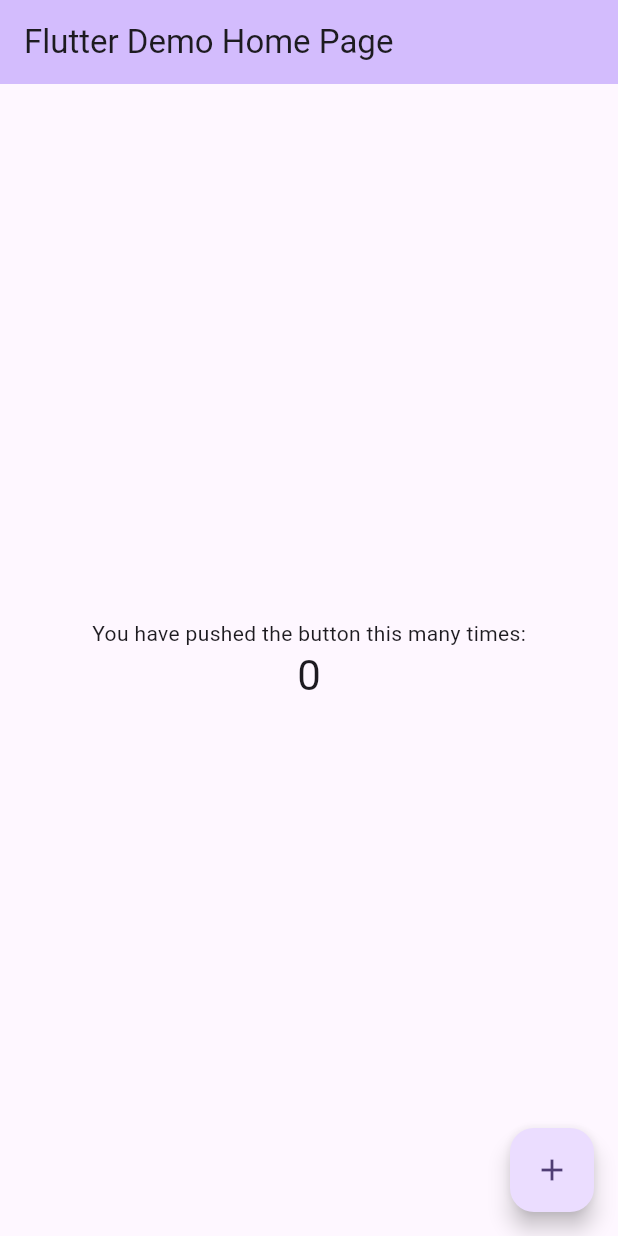
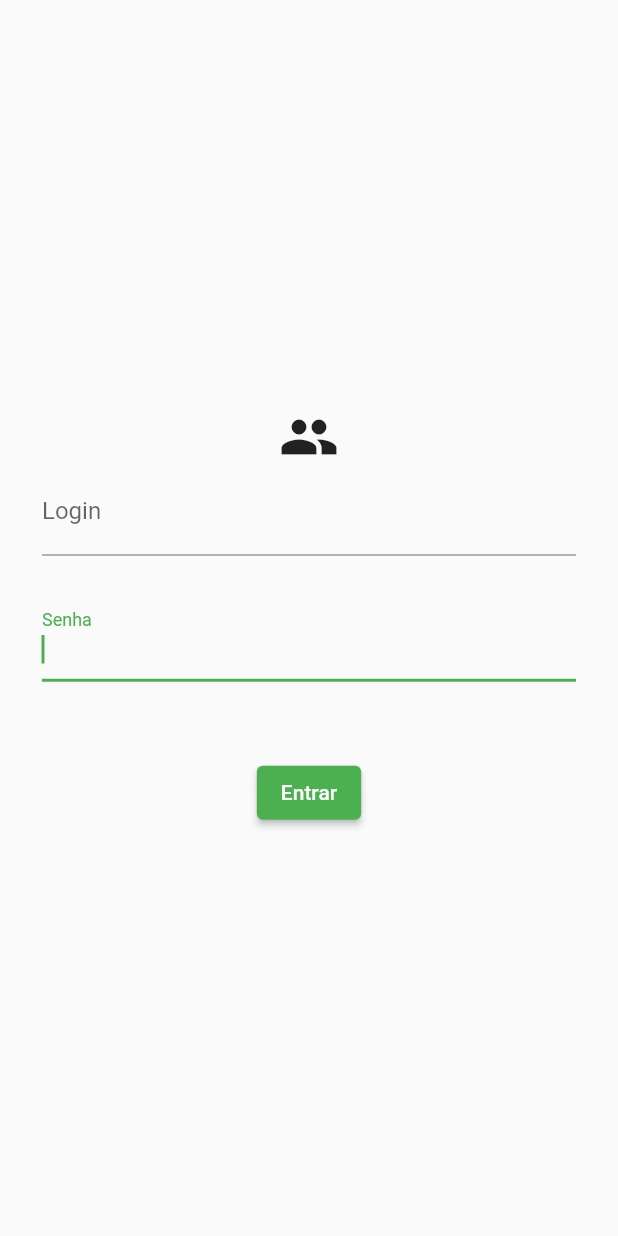
Before and after one commit to SergioHenriqueFe/Dart_flutter_Spash_login_home, a Flutter app: the screen it shows after launch, on a phone screen of 412 x 824 dp. Run offline on Flutter 3.47's test engine with Material 2 defaults, Android fonts, the phone set to English and light mode, and no system bars; missing offline and left inert: dart:ffi.

```diff
--- a/lib/main.dart
+++ b/lib/main.dart
@@ -1,125 +1,23 @@
 import 'package:flutter/material.dart';
+import 'package:login_api/pages/login_page.dart';
+import 'package:login_api/pages/splash_page.dart';
 
 void main() {
   runApp(const MyApp());
 }
 
 class MyApp extends StatelessWidget {
-  const MyApp({super.key});
-
-  // This widget is the root of your application.
+  const MyApp({Key? key}) : super(key: key);
   @override
   Widget build(BuildContext context) {
     return MaterialApp(
-      title: 'Flutter Demo',
-      theme: ThemeData(
-        // This is the theme of your application.
-        //
-        // TRY THIS: Try running your application with "flutter run". You'll see
-        // the application has a blue toolbar. Then, without quitting the app,
-        // try changing the seedColor in the colorScheme below to Colors.green
-        // and then invoke "hot reload" (save your changes or press the "hot
-        // reload" button in a Flutter-supported IDE, or press "r" if you used
-        // the command line to start the app).
-        //
-        // Notice that the counter didn't reset back to zero; the application
-        // state is not lost during the reload. To reset the state, use hot
-        // restart instead.
-        //
-        // This works for code too, not just values: Most code changes can be
-        // tested with just a hot reload.
-        colorScheme: ColorScheme.fromSeed(seedColor: Colors.deepPurple),
-        useMaterial3: true,
-      ),
-      home: const MyHomePage(title: 'Flutter Demo Home Page'),
+      title: 'Início',
+      theme: ThemeData(primarySwatch: Colors.green),
+      initialRoute: '/splash',
+      routes: {
+        '/splash': (_)=>const SplashPage(),
+        '/login': (_)=>const LoginPage(),
+      },
     );
   }
 }
-
-class MyHomePage extends StatefulWidget {
-  const MyHomePage({super.key, required this.title});
-
-  // This widget is the home page of your application. It is stateful, meaning
-  // that it has a State object (defined below) that contains fields that affect
-  // how it looks.
-
-  // This class is the configuration for the state. It holds the values (in this
-  // case the title) provided by the parent (in this case the App widget) and
-  // used by the build method of the State. Fields in a Widget subclass are
-  // always marked "final".
-
-  final String title;
-
-  @override
-  State<MyHomePage> createState() => _MyHomePageState();
-}
-
-class _MyHomePageState extends State<MyHomePage> {
-  int _counter = 0;
-
-  void _incrementCounter() {
-    setState(() {
-      // This call to setState tells the Flutter framework that something has
-      // changed in this State, which causes it to rerun the build method below
-      // so that the display can reflect the updated values. If we changed
-      // _counter without calling setState(), then the build method would not be
-      // called again, and so nothing would appear to happen.
-      _counter++;
-    });
-  }
-
-  @override
-  Widget build(BuildContext context) {
-    // This method is rerun every time setState is called, for instance as done
-    // by the _incrementCounter method above.
-    //
-    // The Flutter framework has been optimized to make rerunning build methods
-    // fast, so that you can just rebuild anything that needs updating rather
-    // than having to individually change instances of widgets.
-    return Scaffold(
-      appBar: AppBar(
-        // TRY THIS: Try changing the color here to a specific color (to
-        // Colors.amber, perhaps?) and trigger a hot reload to see the AppBar
-        // change color while the other colors stay the same.
-        backgroundColor: Theme.of(context).colorScheme.inversePrimary,
-        // Here we take the value from the MyHomePage object that was created by
-        // the App.build method, and use it to set our appbar title.
-        title: Text(widget.title),
-      ),
-      body: Center(
-        // Center is a layout widget. It takes a single child and positions it
-        // in the middle of the parent.
-        child: Column(
-          // Column is also a layout widget. It takes a list of children and
-          // arranges them vertically. By default, it sizes itself to fit its
-          // children horizontally, and tries to be as tall as its parent.
-          //
-          // Column has various properties to control how it sizes itself and
-          // how it positions its children. Here we use mainAxisAlignment to
-          // center the children vertically; the main axis here is the vertical
-          // axis because Columns are vertical (the cross axis would be
-          // horizontal).
-          //
-          // TRY THIS: Invoke "debug painting" (choose the "Toggle Debug Paint"
-          // action in the IDE, or press "p" in the console), to see the
-          // wireframe for each widget.
-          mainAxisAlignment: MainAxisAlignment.center,
-          children: <Widget>[
-            const Text(
-              'You have pushed the button this many times:',
-            ),
-            Text(
-              '$_counter',
-              style: Theme.of(context).textTheme.headlineMedium,
-            ),
-          ],
-        ),
-      ),
-      floatingActionButton: FloatingActionButton(
-        onPressed: _incrementCounter,
-        tooltip: 'Increment',
-        child: const Icon(Icons.add),
-      ), // This trailing comma makes auto-formatting nicer for build methods.
-    );
-  }
-}
--- /dev/null
+++ b/lib/pages/login_page.dart
@@ -0,0 +1,38 @@
+import 'package:flutter/material.dart';
+
+class LoginPage extends StatelessWidget {
+  const LoginPage({Key? key}) : super(key: key);
+  @override
+  Widget build(BuildContext context) {
+    return Scaffold(
+      body: Container(
+        padding: EdgeInsets.all(28),
+        child:  Column(
+          crossAxisAlignment: CrossAxisAlignment.center,
+          mainAxisAlignment: MainAxisAlignment.center,
+          children: [
+            Icon (
+              Icons.people,
+              size: 40,
+            ),
+            const TextField(
+              decoration: InputDecoration(
+              label: Text('Login'), ),
+            ),
+            SizedBox(height: 25),
+            const TextField(
+              autofocus: true,
+              obscureText: true,
+              decoration: InputDecoration(
+                label: Text('Senha')
+              ),
+
+            ),
+            SizedBox(height: 50),
+            ElevatedButton(onPressed: (){}, child: Text('Entrar'))
+          ],
+        ),
+      ),
+    );
+  }
+}
```
Also changed, not shown: lib/pages/splash_page.dart (added, +32 -0 lines), 1 other file.
